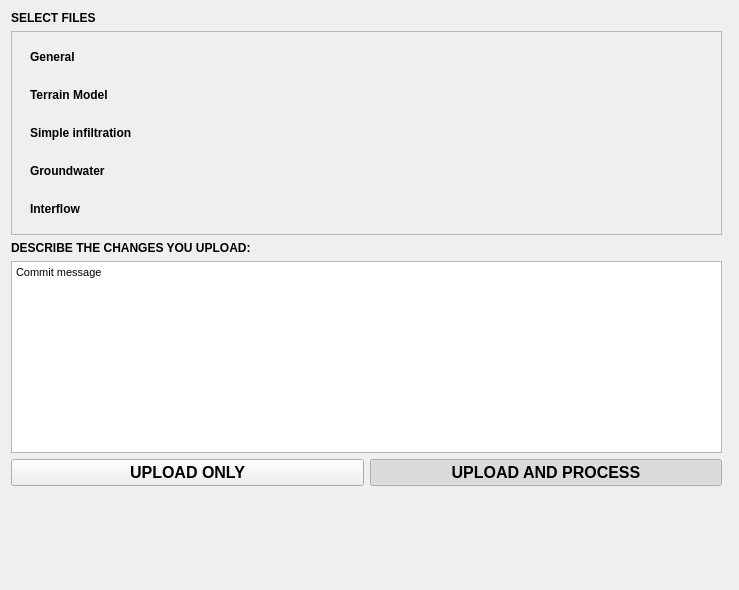
Old version of the form threedi_api_qgis_client/ui/upload_wizard/page_select_files.ui in the repository nens/threedi-api-qgis-client.
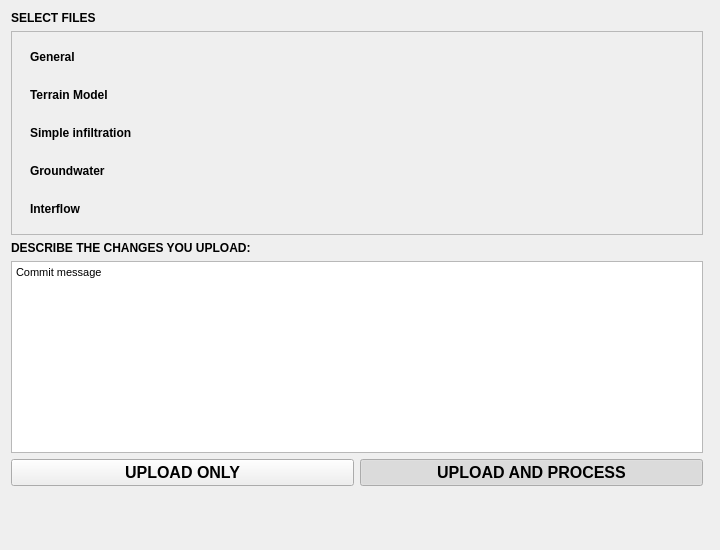
New version of the form.

Commit message: Added overview page for an upload functionality (#196, #236).

```diff
--- a/threedi_api_qgis_client/ui/upload_wizard/page_select_files.ui
+++ b/threedi_api_qgis_client/ui/upload_wizard/page_select_files.ui
@@ -9,8 +9,8 @@
    <rect>
     <x>0</x>
     <y>0</y>
-    <width>739</width>
-    <height>590</height>
+    <width>720</width>
+    <height>550</height>
    </rect>
   </property>
   <property name="sizePolicy">
@@ -156,8 +156,8 @@
        <rect>
         <x>0</x>
         <y>0</y>
-        <width>713</width>
-        <height>243</height>
+        <width>694</width>
+        <height>197</height>
        </rect>
       </property>
       <layout class="QGridLayout" name="gridLayout_3">
```
The commit also changes 4 other files.
